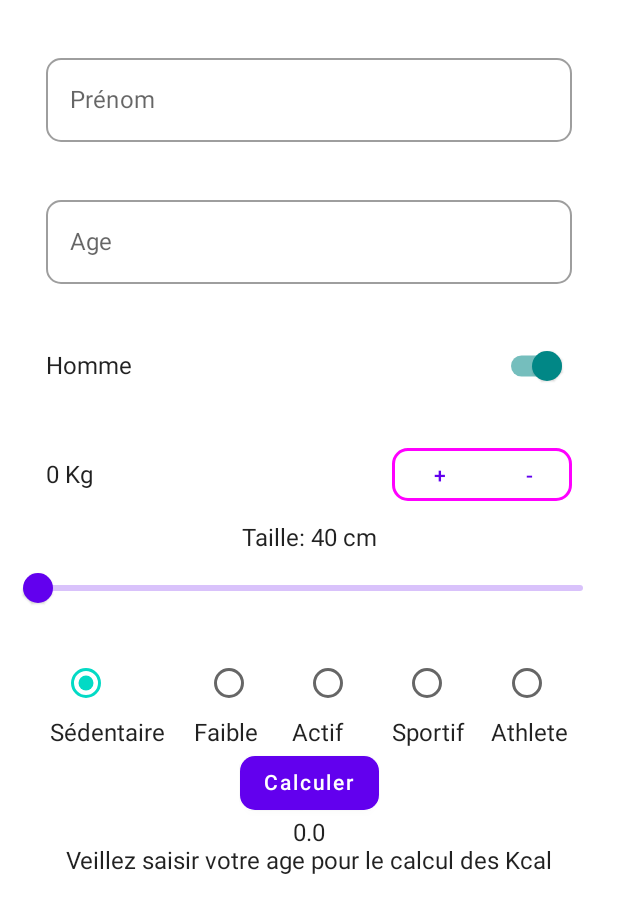
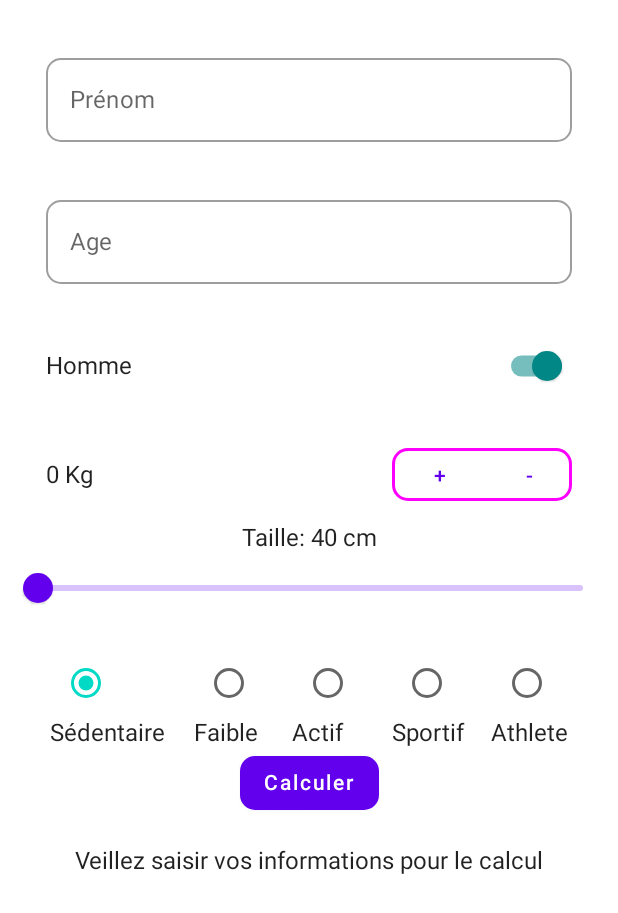
Before and after one commit to Florentin-Cambou/ImcCalculator, an Android app built with Jetpack Compose: the screen it shows after launch (MainActivity), after a tap on "Calculer", on a phone screen of 412 x 824 dp. Shown: the top 913 px of the screen. Run offline under Robolectric (Android 15) with nearby library versions, the phone set to English and light mode, and no system bars.

Commit message:
Add a calculate function with a button (allows you to calculate the result after entering user information)
and start cleaning code (naming and other)

```diff
--- a/app/src/main/java/com/wiapp/imccalculator/MainActivity.kt
+++ b/app/src/main/java/com/wiapp/imccalculator/MainActivity.kt
@@ -41,21 +41,21 @@ class MainActivity : ComponentActivity() {
     }
 }
 
-
 @Composable
 fun Body() {
     var nameForTextField by remember { mutableStateOf("") }
     var ageForTextField  by remember { mutableStateOf("") }
     var manIsCheck by remember { mutableStateOf(true) }
     var weigth by remember { mutableStateOf(0) }
-    var valueHeigth by remember { mutableStateOf(40.0F) }
+    var valueHeight by remember { mutableStateOf(40.0F) }
     var activitySelectedIndex by remember { mutableStateOf(0) }
-    var txtResultCalcul by remember { mutableStateOf("") }
+    var resultCalculImc by remember { mutableStateOf(0) }
+    var resultCalculKcal by remember { mutableStateOf(0) }
 
     val manager = LocalFocusManager.current
-    val listSelectActivity = listOf<String>("Sédentaire","Faible","Actif","Sportif","Athlete")
-    val listGender = listOf<String>("Homme","Femme")
-    val modifierRow = Modifier
+    val listSelectActivity = listOf("Sédentaire","Faible","Actif","Sportif","Athlete")
+    val genderList = listOf("Homme","Femme")
+    val rowModifier = Modifier
         .fillMaxWidth()
         .padding(15.dp)
 
@@ -68,28 +68,28 @@ fun Body() {
         OutLinedTextFieldAge(valueTextFieldAge = ageForTextField, onChangedTextFieldAge = {ageForTextField = it}, manager = manager)
 
 
-        Row(modifier = modifierRow,
+        Row(modifier = rowModifier,
             horizontalArrangement = Arrangement.SpaceBetween,
             verticalAlignment = Alignment.CenterVertically
         ) {
-            if (manIsCheck == true){
-                Text(text = listGender[0])
+            if (manIsCheck){
+                Text(text = genderList[0])
             }else{
-                Text(text = listGender[1])
+                Text(text = genderList[1])
             }
             SwitchCompose(isCheck = manIsCheck, onChangedCheck = {manIsCheck = it})
         }
-        StepperWeigth(weigth = weigth, onChengedWeigthValue = {weigth = it}, modifier = modifierRow)
+        StepperWeigth(weigth = weigth, onChengedWeigthValue = {weigth = it}, modifier = rowModifier)
 
-        Text(text = "Taille: ${valueHeigth.toInt()} cm")
-        SliderHeigth(valueHeigth = valueHeigth, onChangedHeigthValue = {valueHeigth = it})
+        Text(text = "Taille: ${valueHeight.toInt()} cm")
+        SliderHeigth(valueHeigth = valueHeight, onChangedHeigthValue = {valueHeight = it})
 
         SelectActivity(index = activitySelectedIndex, list = listSelectActivity, onClick = { activitySelectedIndex = it})
 
-        CalculateButton()
+        CalculateButton(ageForTextField = ageForTextField, manIsCheck = manIsCheck, activitySelectedIndex = activitySelectedIndex,weigth = weigth, valueHeigth = valueHeight, onClick = {resultCalculImc = it.toInt() }, resultCalculImc = resultCalculImc.toDouble(), resultCalculKcal = resultCalculKcal.toDouble(), onClickCalculKcal = { resultCalculKcal = it.toInt() })
 
-        Text(text = "${calculateImc(weigth, valueHeigth)}")
-        Text(text = "${calculateKcal(weigth,valueHeigth,ageForTextField,manIsCheck,activitySelectedIndex)}")
+/*        Text(text = "${calculateImc(weigth, valueHeigth)}")
+        Text(text = "${calculateKcal(weigth,valueHeigth,ageForTextField,manIsCheck,activitySelectedIndex)}")*/
 
         }
     }
@@ -198,16 +198,30 @@ fun SelectActivity(index: Int,list: List<String>, onClick: (Int) -> Unit){
 }
 
 @Composable
-fun CalculateButton() {
+fun CalculateButton(ageForTextField: String,manIsCheck: Boolean,activitySelectedIndex: Int,resultCalculImc: Double,weigth: Int,valueHeigth: Float, onClick: (Double) -> Unit,resultCalculKcal: Double,onClickCalculKcal: (Double) -> Unit) {
     Button(
-        onClick = {}
+        onClick = {
+            onClick(calculateImc(weigth,valueHeigth))
+            onClickCalculKcal(calculateKcal(weigth,valueHeigth,ageForTextField,manIsCheck,activitySelectedIndex))
+        }
     ) {
         Text(text = "Calculer")
     }
+    if(resultCalculImc == 0.0){
+        Text(text = "")
+    }else{
+        Text(text = "$resultCalculImc")
+    }
+
+    if(resultCalculKcal == 0.0){
+        Text(text = "Veillez saisir vos informations pour le calcul")
+    }else{
+        Text(text = "Vous devez consommer ${resultCalculKcal.toInt()} Kcal par jours")
+    }
 }
 
-fun calculateImc(weigth: Int,valueHeigth: Float): Double {
-    val valueHeigthToMeter = valueHeigth/ 100
+fun calculateImc(weigth: Int, valueHeigth: Float): Double {
+    val valueHeigthToMeter = valueHeigth / 100
     val formulaCalculateImc = weigth / (valueHeigthToMeter * valueHeigthToMeter)
 
     return formulaCalculateImc.toBigDecimal().setScale(2, RoundingMode.UP).toDouble()
@@ -230,7 +244,7 @@ fun calculateKcal(
     valueHeigth: Float, ageForTextField: String,
     manIsCheck: Boolean,
     activitySelectedIndex: Int
-): String {
+): Double {
 
     if (ageForTextField != ""){
         val formulaCalculateKcal = (10 * weigth) + (6.25 * valueHeigth) - (5 * ageForTextField.toInt())
@@ -241,12 +255,10 @@ fun calculateKcal(
         } else {
             formulaCalculateKcal - 161
         }
-        val calculKcalWithGender = caloriesGender * coeff(activitySelectedIndex)
-        val resultCalculKcal = "Vous devez manger ${calculKcalWithGender.toInt()} Kcal par jours"
-        return resultCalculKcal
+
+        return  caloriesGender * coeff(activitySelectedIndex)
     }
-
-    return "Veillez saisir votre age pour le calcul des Kcal"
+    return calculateKcal(weigth, valueHeigth, ageForTextField, manIsCheck, activitySelectedIndex)
 }
 
 
```
